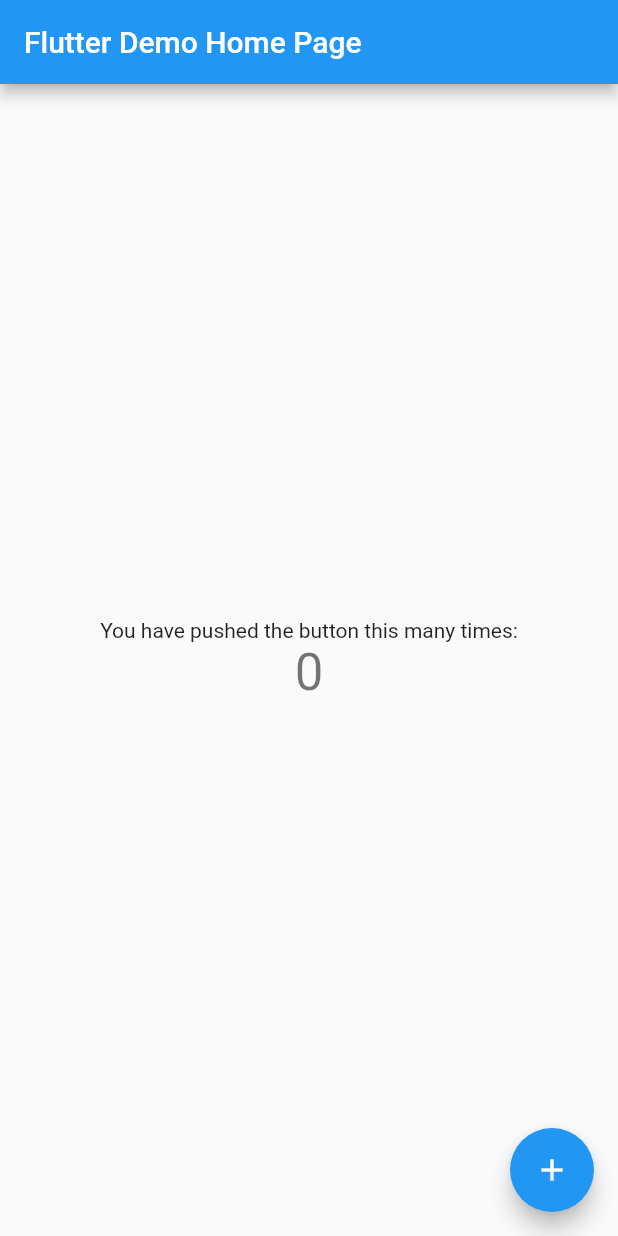
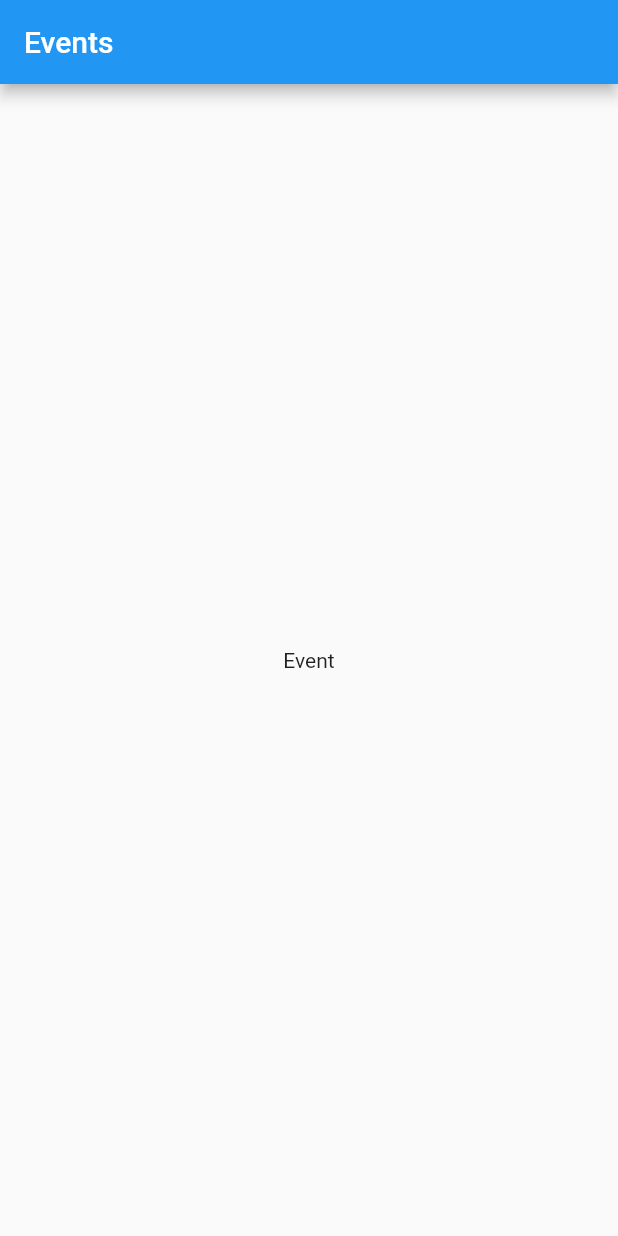
Before and after one commit to SulaimanYaacob/Event-Planner, a Flutter app: the screen it shows after launch, on a phone screen of 412 x 824 dp. Run offline on Flutter 3.47's test engine with Material 2 defaults, Android fonts, the phone set to English and light mode, and no system bars; our stand-ins replace firebase_core; accounts and stored records are empty.

Commit message:
add event_page file

```diff
--- /dev/null
+++ b/lib/event_page.dart
@@ -0,0 +1,21 @@
+import 'package:flutter/material.dart';
+
+class EventPage extends StatefulWidget {
+  const EventPage({Key? key}) : super(key: key);
+
+  @override
+  State<EventPage> createState() => _EventPageState();
+}
+
+class _EventPageState extends State<EventPage> {
+  @override
+  Widget build(BuildContext context) {
+    return Scaffold(
+        appBar: AppBar(
+          title: const Text('Events'),
+        ),
+        body: const Center(
+          child: Text('Event'),
+        ));
+  }
+}
--- a/lib/main.dart
+++ b/lib/main.dart
@@ -1,3 +1,4 @@
+import 'package:event_planner/event_page.dart';
 import 'package:flutter/material.dart';
 
 void main() {
@@ -12,6 +13,7 @@ class MyApp extends StatelessWidget {
   Widget build(BuildContext context) {
     return MaterialApp(
       title: 'Flutter Demo',
+      debugShowCheckedModeBanner: false,
       theme: ThemeData(
         // This is the theme of your application.
         //
@@ -24,7 +26,7 @@ class MyApp extends StatelessWidget {
         // is not restarted.
         primarySwatch: Colors.blue,
       ),
-      home: const MyHomePage(title: 'Flutter Demo Home Page'),
+      home: const EventPage(),
     );
   }
 }
```
